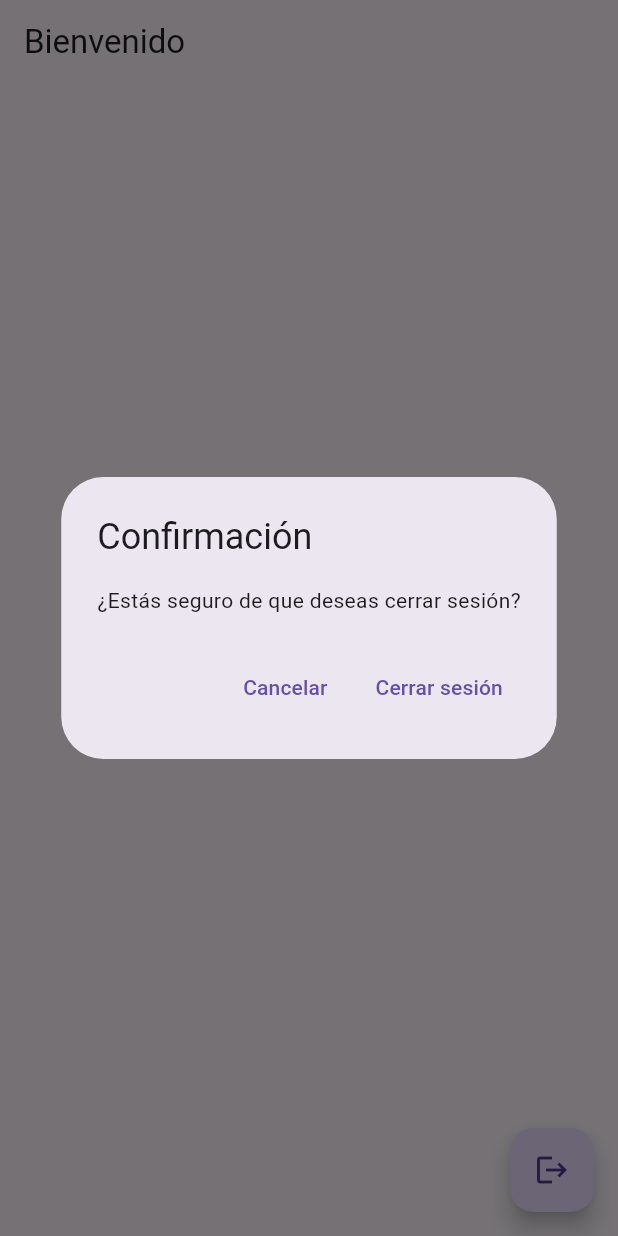
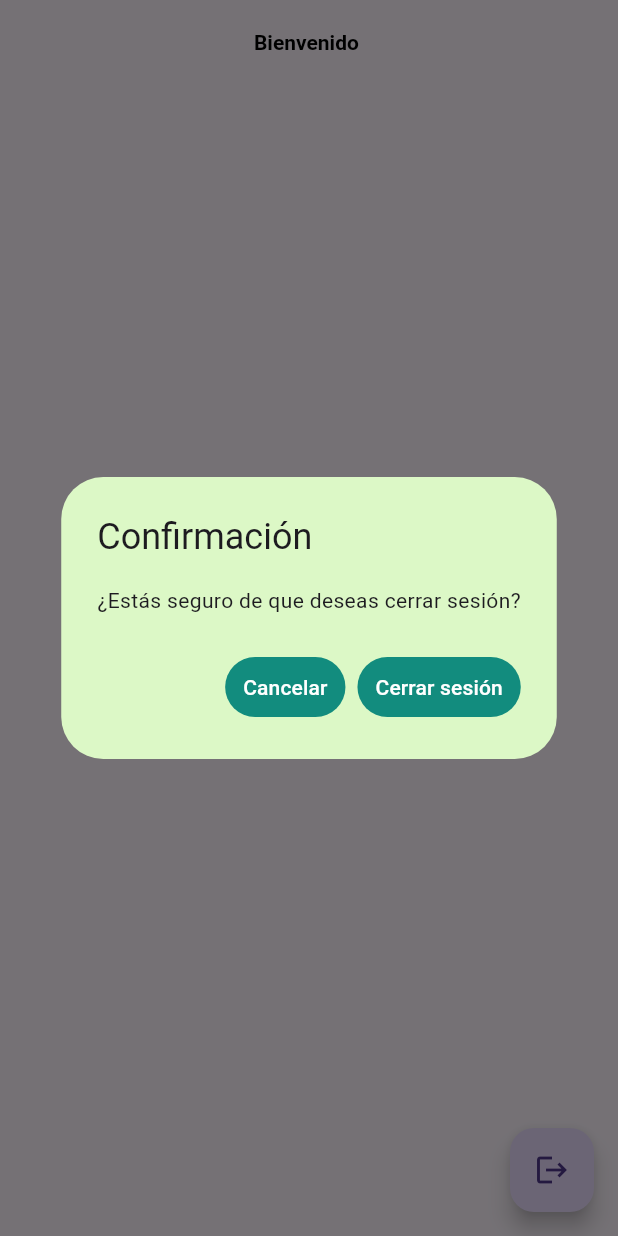
Before and after one commit to krizamudio/awesome_login, a Flutter app: the PantallaInicio screen opened directly with empty values, after a tap on the "logout" icon, on a phone screen of 412 x 824 dp. Run offline on Flutter 3.47's test engine with Material 3 defaults, Android fonts, the phone set to English and light mode, and no system bars; our stand-ins replace animated_background, sqflite; accounts and stored records are empty.

Commit message:
cambio de estilos

```diff
--- a/lib/pantalla_inicio.dart
+++ b/lib/pantalla_inicio.dart
@@ -10,7 +10,28 @@ class PantallaInicio extends StatelessWidget {
   Widget build(BuildContext context) {
     return Scaffold(
       appBar: AppBar(
-        title: Text('Bienvenido ${usuario['usuario']}'),
+        title: Center(
+          child: RichText(
+            text: TextSpan(
+              children: [
+                const TextSpan(
+                  text: 'Bienvenido ',
+                  style: TextStyle(
+                    fontWeight: FontWeight.bold,
+                    color: Colors.black,
+                  ),
+                ),
+                TextSpan(
+                  text: usuario['usuario'],
+                  style: const TextStyle(
+                    fontWeight: FontWeight.bold,
+                    color: Color(0xFF25D366),
+                  ),
+                ),
+              ],
+            ),
+          ),
+        ),
       ),
       body: const Center(
         child: Text('¡Inicio de sesión exitoso!'),
@@ -29,6 +50,7 @@ class PantallaInicio extends StatelessWidget {
       context: context,
       builder: (BuildContext context) {
         return AlertDialog(
+          backgroundColor: const Color(0xFFDCF8C6),
           title: const Text('Confirmación'),
           content: const Text('¿Estás seguro de que deseas cerrar sesión?'),
           actions: <Widget>[
@@ -37,16 +59,24 @@ class PantallaInicio extends StatelessWidget {
                 Navigator.of(context).pop(); // Cierra el diálogo
               },
               child: const Text('Cancelar'),
+              style: TextButton.styleFrom(
+                foregroundColor: Colors.white,
+                backgroundColor: const Color(0xFF128C7E),
+              ),
             ),
             TextButton(
               onPressed: () {
                 Navigator.of(context).pop(); // Cierra el diálogo
                 Navigator.pushReplacement(
                   context,
-                  MaterialPageRoute(builder: (context) => PantallaLogin()),
+                  MaterialPageRoute(builder: (context) => const PantallaLogin()),
                 );
               },
               child: const Text('Cerrar sesión'),
+              style: TextButton.styleFrom(
+                foregroundColor: Colors.white,
+                backgroundColor: const Color(0xFF128C7E),
+              ),
             ),
           ],
         );
--- a/lib/pantalla_login.dart
+++ b/lib/pantalla_login.dart
@@ -22,7 +22,7 @@ class _EstadoPantallaLogin extends State<PantallaLogin> with TickerProviderState
       appBar: AppBar(
         title: Center(
           child: Text(
-            'Inicio de Sesión',
+            'App-Login SQLite',
             style: const TextStyle(fontWeight: FontWeight.bold),
           ),
         ),
```
